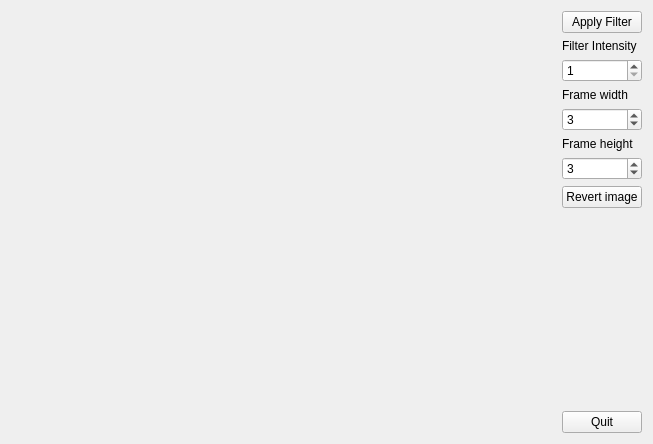
The window that widget.ui (quizbeat/CGCourseWork) describes before a commit, drawn with Qt 5.
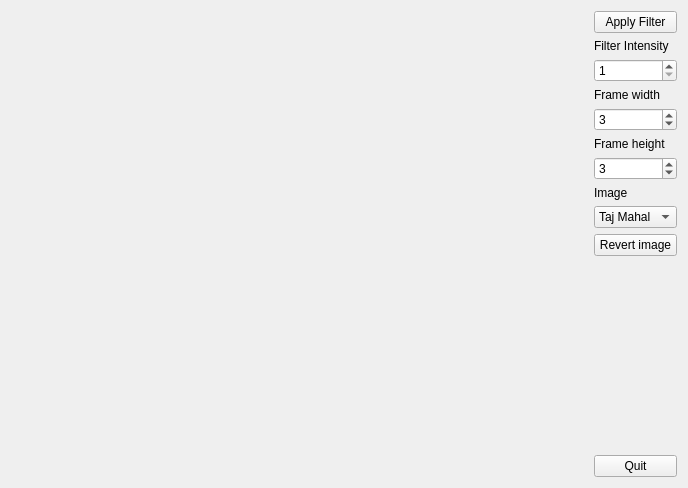
The same window after the commit.

Commit message: add image select box

Patch:
```diff
--- a/widget.ui
+++ b/widget.ui
@@ -6,8 +6,8 @@
    <rect>
     <x>0</x>
     <y>0</y>
-    <width>653</width>
-    <height>444</height>
+    <width>688</width>
+    <height>488</height>
    </rect>
   </property>
   <property name="windowTitle">
@@ -29,14 +29,14 @@
        </property>
       </widget>
      </item>
-     <item row="11" column="1">
+     <item row="14" column="1">
       <widget class="QPushButton" name="quitButton">
        <property name="text">
         <string>Quit</string>
        </property>
       </widget>
      </item>
-     <item row="10" column="0">
+     <item row="13" column="0">
       <spacer name="horizontalSpacer">
        <property name="orientation">
         <enum>Qt::Horizontal</enum>
@@ -49,7 +49,7 @@
        </property>
       </spacer>
      </item>
-     <item row="10" column="1">
+     <item row="13" column="1">
       <spacer name="verticalSpacer">
        <property name="orientation">
         <enum>Qt::Vertical</enum>
@@ -62,6 +62,40 @@
        </property>
       </spacer>
      </item>
+     <item row="11" column="1">
+      <widget class="QComboBox" name="selectImageBox">
+       <item>
+        <property name="text">
+         <string>Taj Mahal</string>
+        </property>
+       </item>
+       <item>
+        <property name="text">
+         <string>Doge</string>
+        </property>
+       </item>
+       <item>
+        <property name="text">
+         <string>Dog</string>
+        </property>
+       </item>
+       <item>
+        <property name="text">
+         <string>Flower</string>
+        </property>
+       </item>
+       <item>
+        <property name="text">
+         <string>Coins</string>
+        </property>
+       </item>
+       <item>
+        <property name="text">
+         <string>People</string>
+        </property>
+       </item>
+      </widget>
+     </item>
      <item row="8" column="1">
       <widget class="QSpinBox" name="frameHeightBox">
        <property name="minimum">
@@ -92,6 +126,13 @@
        </property>
       </widget>
      </item>
+     <item row="10" column="1">
+      <widget class="QLabel" name="label">
+       <property name="text">
+        <string>Image</string>
+       </property>
+      </widget>
+     </item>
      <item row="5" column="1">
       <widget class="QLabel" name="frameWidthLabel">
        <property name="text">
@@ -113,7 +154,7 @@
        </property>
       </widget>
      </item>
-     <item row="9" column="1">
+     <item row="12" column="1">
       <widget class="QPushButton" name="revertImageButton">
        <property name="text">
         <string>Revert image</string>
```
The commit also changes 9 other files.
